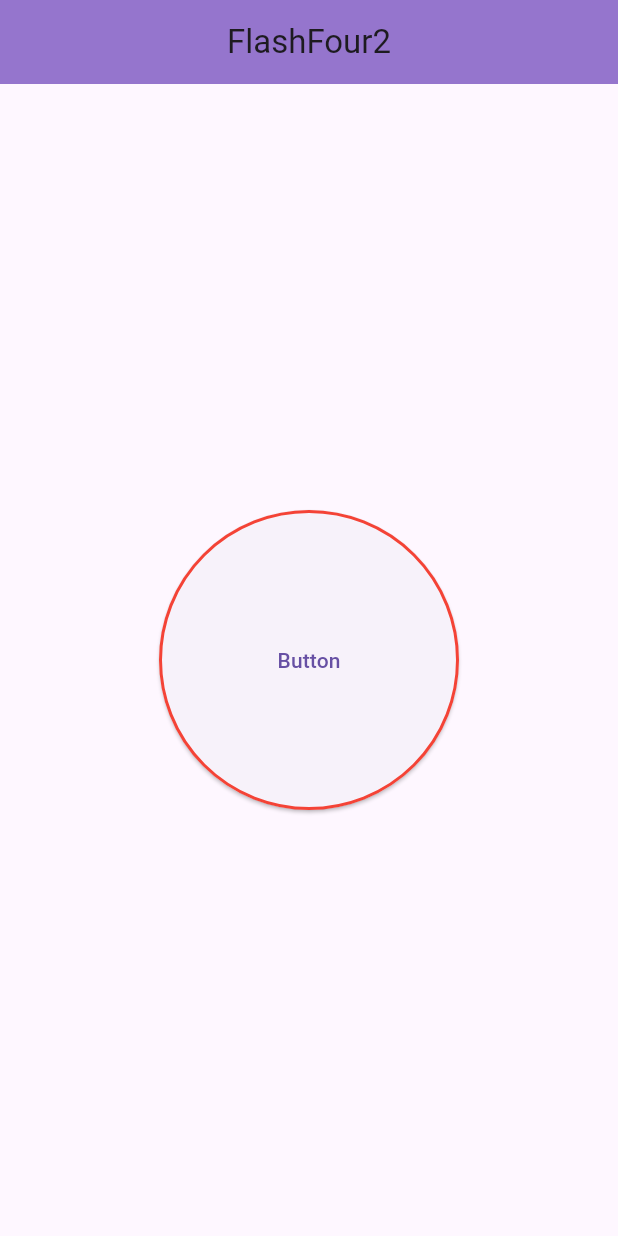
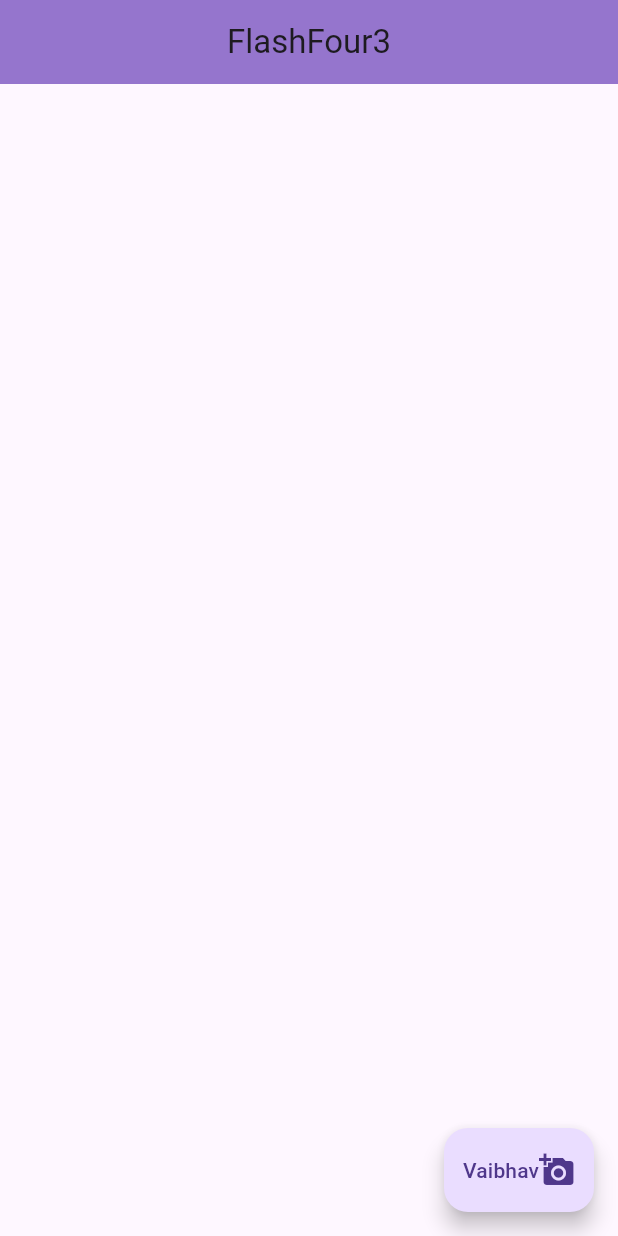
Before and after one commit to VaibhavPagare25/Daily_Flash, a Flutter app: the screen it shows after launch, on a phone screen of 412 x 824 dp. Run offline on Flutter 3.47's test engine with Material 3 defaults, Android fonts, the phone set to English and light mode, and no system bars.

Commit message:
Flash04 Three completed

```diff
--- /dev/null
+++ b/lib/Flash04/flash04_3.dart
@@ -0,0 +1,35 @@
+import 'package:flutter/material.dart';
+
+class FlashFour3 extends StatelessWidget {
+  const FlashFour3({super.key});
+
+  @override
+  Widget build(BuildContext context) {
+    return Scaffold(
+      appBar: AppBar(
+        title: const Text(
+          "FlashFour3",
+        ),
+        backgroundColor: Colors.deepPurple.shade300,
+        centerTitle: true,
+      ),
+      floatingActionButton: SingleChildScrollView(
+        child: SizedBox(
+          width: 100,
+          child: FloatingActionButton(
+            onPressed: () {},
+            child: const Row(
+              mainAxisAlignment: MainAxisAlignment.center,
+              children: [
+                Text(
+                  "Vaibhav",
+                ),
+                Icon(Icons.add_a_photo),
+              ],
+            ),
+          ),
+        ),
+      ),
+    );
+  }
+}
--- a/lib/main.dart
+++ b/lib/main.dart
@@ -1,4 +1,5 @@
 import 'package:flash/Flash04/flash04_2.dart';
+import 'package:flash/Flash04/flash04_3.dart';
 import 'package:flutter/material.dart';
 import 'Flash04/flash04_1.dart';
 
@@ -13,7 +14,7 @@ class MainApp extends StatelessWidget {
   Widget build(BuildContext context) {
     return const MaterialApp(
       debugShowCheckedModeBanner: false,
-      home: FlashFour2(),
+      home: FlashFour3(),
     );
   }
 }
```
